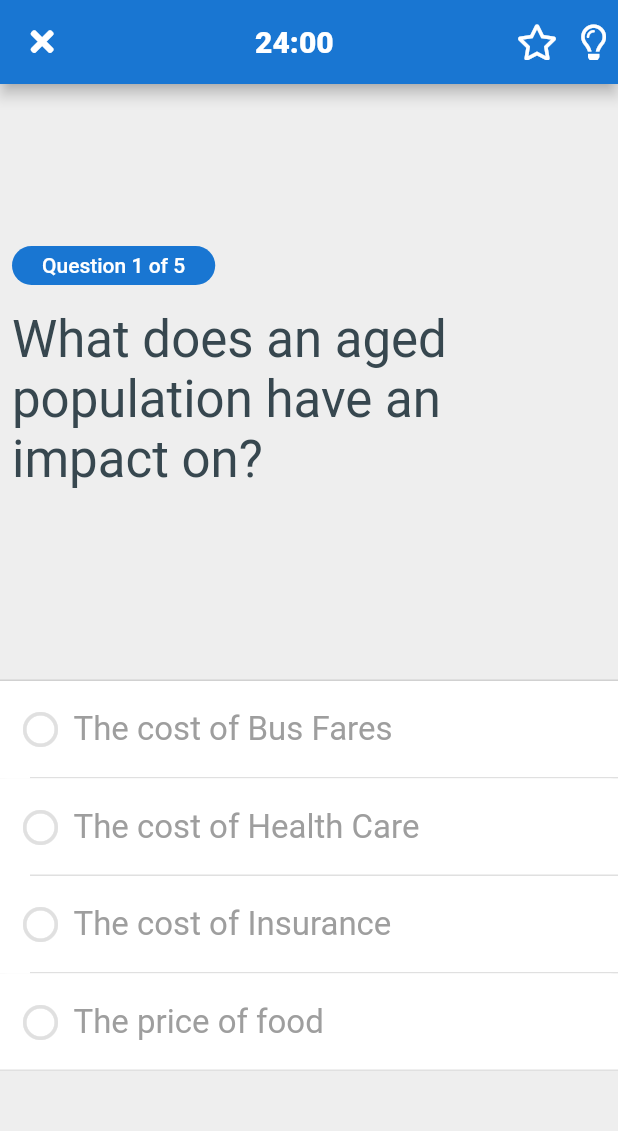
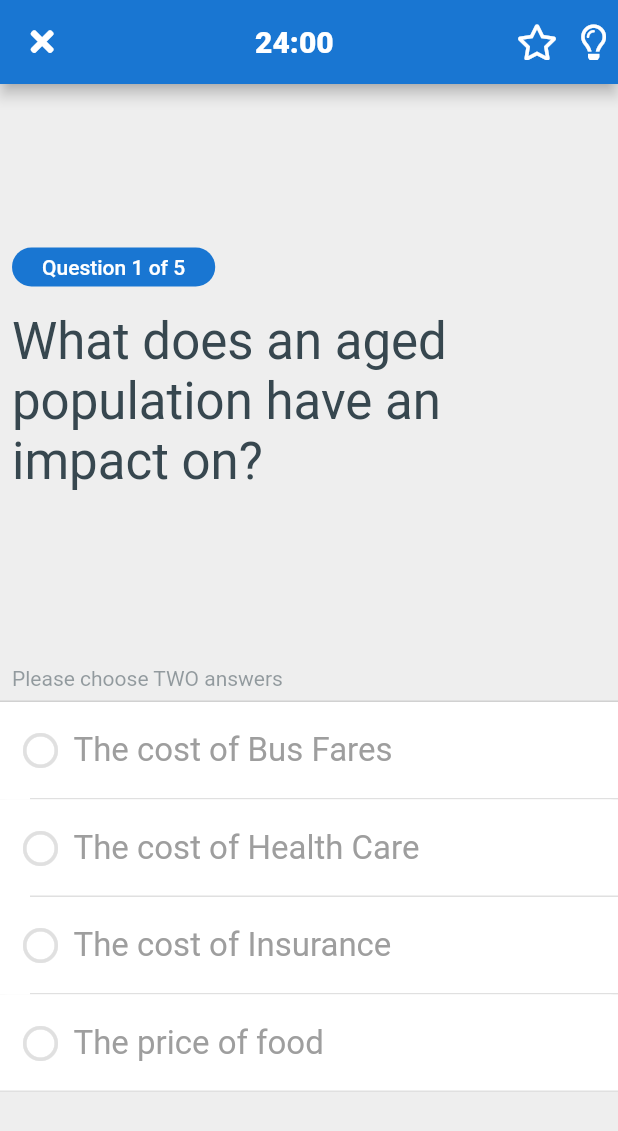
Before and after one commit to edwinbosire/citizenship_test_flutter, a Flutter app: the QuizPage screen opened directly, on a phone screen of 412 x 824 dp. Shown: the top 1131 px of the screen. Run offline on Flutter 3.47's test engine with Material 2 defaults, Android fonts, the phone set to English and light mode, and no system bars; our stand-ins replace font_awesome_flutter, percent_indicator.

Commit message:
Added a prompt to the QuestionHeader to show number of answers to be chosen, we've assumed one or two answers per question

```diff
--- a/lib/viewModel/exam_view_model.dart
+++ b/lib/viewModel/exam_view_model.dart
@@ -82,6 +82,8 @@ class ExamViewModel with ChangeNotifier {
   String resultPageDecision() => (score < 0.75) ? 'You have failed this quiz' : 'You have passed this quiz';
   String resultExplanation() => score < 0.75 ? 'The pass mrk required is 75%' : '';
 
+  String get prompt => (getCurrentQuestion().answers.length == 2) ? 'Please choose TWO answers' : 'Please choose ONE answer';
+
   QuestionStatus updateCurrentQuestionWithSelection(int selection) {
     getCurrentQuestion().updateOptionStateAtIndex(selection);
     QuestionStatus currentStatus = getCurrentQuestion().questionStatus;
--- a/lib/widgets/QuestionHeader.dart
+++ b/lib/widgets/QuestionHeader.dart
@@ -12,13 +12,16 @@ class QuestionHeader extends StatelessWidget {
         int index = exam.questionsViewModels.indexOf(question) + 1;
         int totalQuestions = exam.totalQuestions;
 
-        return Column(
+        return Container(
+//          color: Colors.blue[800],
+          child: SizedBox(
+            width: MediaQuery.of(context).size.width,
+            height: MediaQuery.of(context).size.width,
+            child: Column(
               mainAxisAlignment: MainAxisAlignment.center,
               crossAxisAlignment: CrossAxisAlignment.start,
               children: [
-            SizedBox(
-              width: MediaQuery.of(context).size.width,
-            ),
+                Spacer(),
                 Padding(
                   padding: const EdgeInsets.all(8.0),
                   child: Container(
@@ -43,7 +46,18 @@ class QuestionHeader extends StatelessWidget {
                     ),
                   ),
                 ),
+                Spacer(),
+                Padding(
+                  padding: const EdgeInsets.all(8.0),
+                  child: Text(exam.prompt,
+                      style: TextStyle(
+                        color: Colors.blueGrey[800].withOpacity(0.5),
+                        fontSize: 14.0,
+                      )),
+                ),
               ],
+            ),
+          ),
         );
       },
     );
--- a/lib/widgets/quiz_card.dart
+++ b/lib/widgets/quiz_card.dart
@@ -28,8 +28,6 @@ class QuizCard extends StatefulWidget {
 
 class _QuizCardState extends State<QuizCard> {
   ScrollController _scrollController;
-  static final sinePeriod = 2 * pi;
-  double _endValue = 0;
   bool shouldScrollToTop = false;
 
   @override
@@ -72,9 +70,9 @@ class _QuizCardState extends State<QuizCard> {
                       child: Column(
                         mainAxisAlignment: MainAxisAlignment.center,
                         children: [
-                          SizedBox(height: 100),
+//                          SizedBox(height: 100),
                           QuestionHeader(),
-                          SizedBox(height: 120),
+//                          SizedBox(height: 120),
                         ],
                       ),
                     );
```
Lines whose indentation alone changed are shown as unchanged.
